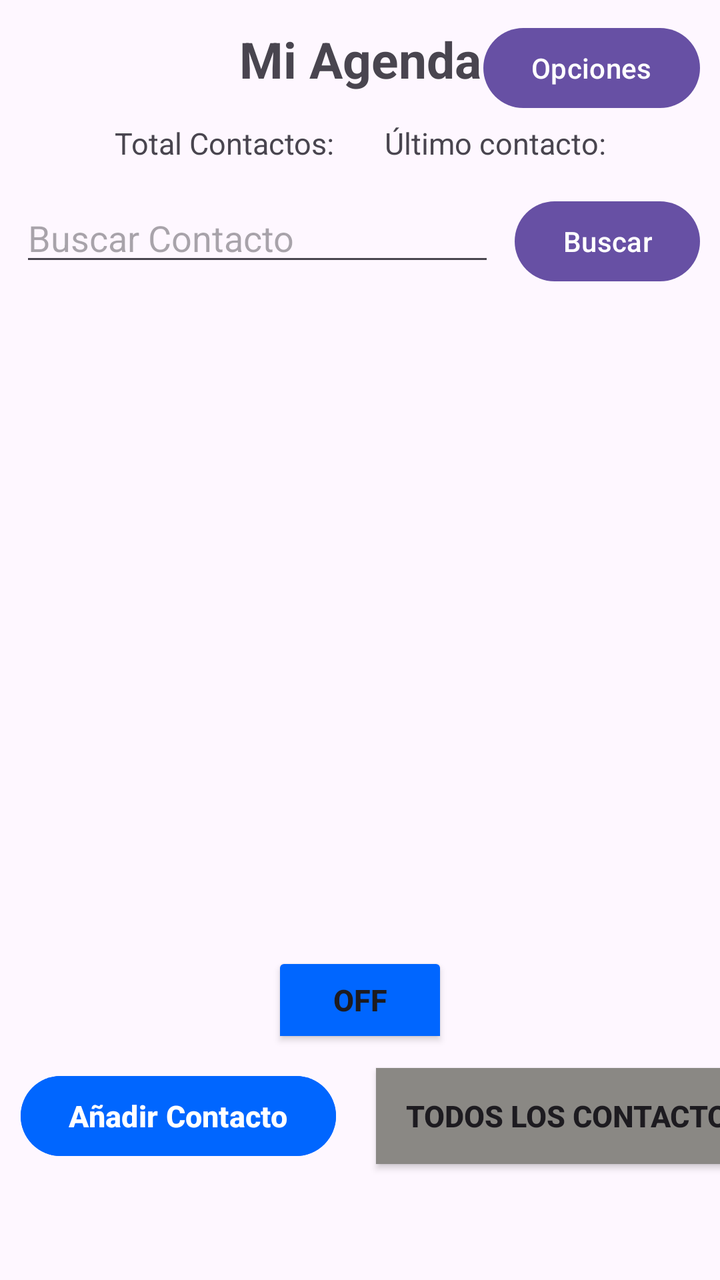
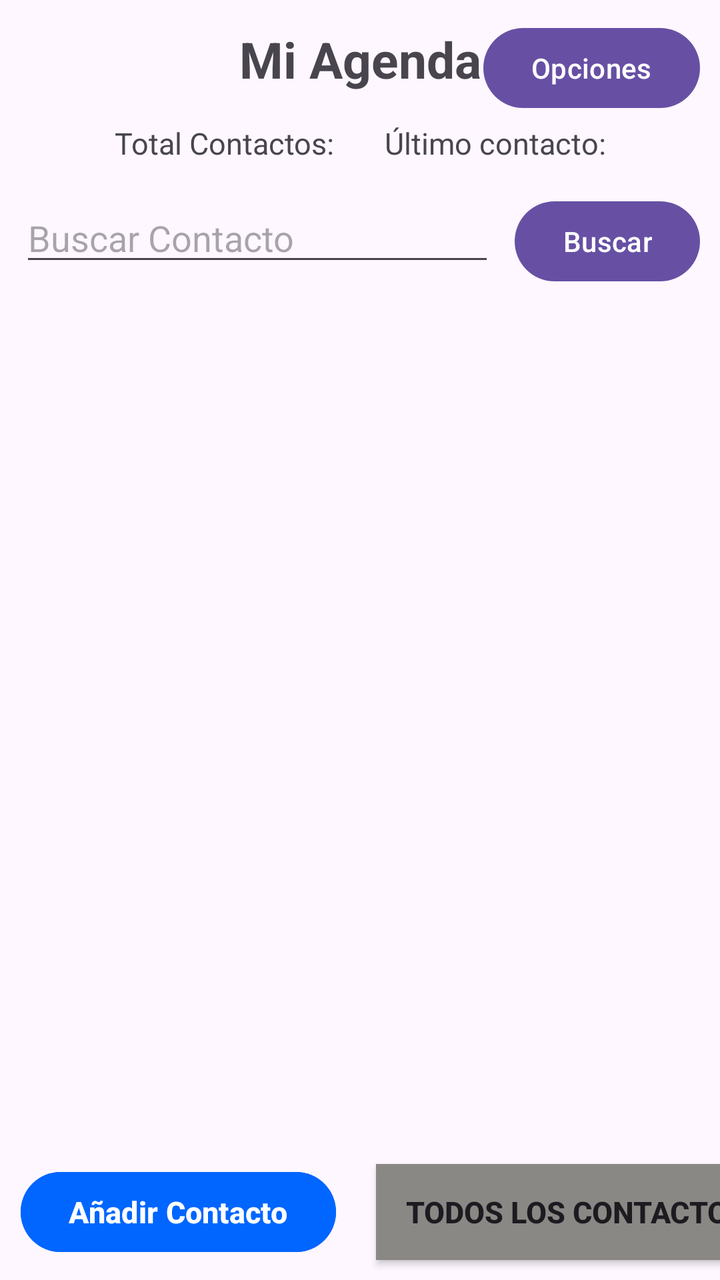

Screens rendered from an Android XML layout before and after an edit, with the pre-edit source and the edit as a unified diff.
<!-- AndroidManifest.xml: application theme Theme.MiAgenda -->
<!-- res/layout/activity_main.xml -->
<?xml version="1.0" encoding="utf-8"?>
<androidx.constraintlayout.widget.ConstraintLayout xmlns:android="http://schemas.android.com/apk/res/android"
    xmlns:app="http://schemas.android.com/apk/res-auto"
    xmlns:tools="http://schemas.android.com/tools"
    android:id="@+id/main"
    android:layout_width="match_parent"
    android:layout_height="match_parent"
    tools:context=".MainActivity">

    <TextView
        android:id="@+id/title"
        android:layout_width="wrap_content"
        android:layout_height="wrap_content"
        android:text="@string/app_name"
        app:layout_constraintTop_toTopOf="parent"
        app:layout_constraintEnd_toEndOf="parent"
        app:layout_constraintStart_toStartOf="parent"
        android:textSize="25sp"
        android:textStyle="bold"
        app:layout_constraintBaseline_toBaselineOf="@+id/options"
    />

    <Button
        android:id="@+id/options"
        android:layout_width="wrap_content"
        android:layout_height="wrap_content"
        android:text="@string/options_menu"
        android:layout_margin="10dp"
        app:layout_constraintEnd_toEndOf="parent"
        app:layout_constraintTop_toTopOf="parent"

    />

    <LinearLayout
        android:id="@+id/infoLayout"
        android:layout_width="wrap_content"
        android:layout_height="wrap_content"
        app:layout_constraintStart_toStartOf="@+id/title"
        app:layout_constraintEnd_toEndOf="@+id/title"
        app:layout_constraintTop_toBottomOf="@+id/title"
        android:layout_margin="10dp"
        android:orientation="horizontal">

        <TextView
            android:id="@+id/contactos"
            android:layout_width="wrap_content"
            android:layout_height="wrap_content"
            android:text="@string/contacts"
            android:padding="5dp"
            android:textSize="15sp"
        />
        <TextView
            android:id="@+id/contacts_count"
            android:layout_width="wrap_content"
            android:layout_height="wrap_content"
            android:paddingStart="0dp"
            android:paddingEnd="10dp"
            android:textSize="15sp"
        />

        <TextView
            android:id="@+id/lastContactText"
            android:layout_width="wrap_content"
            android:layout_height="wrap_content"
            android:text="@string/last_contact_text"
            android:paddingStart="10dp"
            android:paddingEnd="5dp"
            android:textSize="15sp"
        />
        <TextView
            android:id="@+id/lastContact"
            android:layout_width="wrap_content"
            android:layout_height="wrap_content"
            android:textSize="15sp"

        />

    </LinearLayout>

    <EditText
        android:id="@+id/search_input"
        android:layout_width="0dp"
        android:layout_height="wrap_content"
        android:hint="@string/search_hint"
        android:layout_margin="10dp"
        app:layout_constraintStart_toStartOf="parent"
        app:layout_constraintEnd_toStartOf="@id/search_button"
        app:layout_constraintTop_toBottomOf="@+id/infoLayout"
        app:layout_constraintBaseline_toBaselineOf="@+id/search_button"
    />

    <Button
        android:id="@+id/search_button"
        android:layout_width="wrap_content"
        android:layout_height="wrap_content"
        android:text="@string/search_button"
        android:layout_margin="10dp"
        app:layout_constraintEnd_toEndOf="parent"

        app:layout_constraintTop_toBottomOf="@+id/infoLayout"


    />

    <LinearLayout
        android:id="@+id/buttonsLayout"
        android:layout_width="wrap_content"
        android:layout_height="wrap_content"
        app:layout_constraintStart_toStartOf="@+id/title"
        app:layout_constraintEnd_toEndOf="@+id/title"
        app:layout_constraintBottom_toBottomOf="parent"
        app:layout_constraintTop_toBottomOf="@+id/recyclerContacts">

        <Button
            android:id="@+id/addContact"
            android:layout_width="wrap_content"
            android:layout_height="wrap_content"
            android:text="@string/add_contact"
            android:backgroundTint="@color/blue"
            android:textSize="15sp"
            android:textStyle="bold"
            android:layout_margin="10dp"
        />
        <ToggleButton
            android:id="@+id/only_favourites"
            android:layout_width="200dp"
            android:layout_height="wrap_content"
            android:textOff="@string/all_contacts"
            android:textOn="@string/only_favourites"
            android:background="@drawable/toggle_button"
            android:textSize="15sp"
            android:textStyle="bold"
            android:checked="false"
            android:layout_margin="10dp"
        />

    </LinearLayout>

    <ToggleButton
        android:id="@+id/sort"
        android:layout_width="wrap_content"
        android:layout_height="wrap_content"
        android:text="@string/sort"
        android:backgroundTint="@color/blue"
        android:textSize="15sp"
        android:textStyle="bold"
        android:layout_margin="0dp"
        app:layout_constraintStart_toStartOf="parent"
        app:layout_constraintEnd_toEndOf="parent"
        app:layout_constraintTop_toBottomOf="@+id/recyclerContacts"
        app:layout_constraintBottom_toTopOf="@+id/buttonsLayout"
    />

    <ProgressBar
        android:id="@+id/loading"
        android:layout_width="wrap_content"
        android:layout_height="wrap_content"
        android:visibility="gone"
        app:layout_constraintTop_toTopOf="parent"
        app:layout_constraintBottom_toBottomOf="parent"
        app:layout_constraintStart_toStartOf="parent"
        app:layout_constraintEnd_toEndOf="parent"
    />

    <androidx.recyclerview.widget.RecyclerView
        android:id="@+id/recyclerContacts"
        android:layout_width="0dp"
        android:layout_height="0dp"
        app:layout_constraintTop_toBottomOf="@id/search_input"
        app:layout_constraintBottom_toTopOf="@id/sort"
        app:layout_constraintStart_toStartOf="parent"
        app:layout_constraintEnd_toEndOf="parent"/>

</androidx.constraintlayout.widget.ConstraintLayout>
<!-- resources referenced by this layout -->
<resources>
  <color name="blue">#0066FF</color>
  <!-- drawable toggle_button (drawable) -->
  <?xml version="1.0" encoding="utf-8"?>
  <selector xmlns:android="http://schemas.android.com/apk/res/android">
  
      <item android:state_checked="true" android:drawable="@color/yellow" />
      <item android:state_checked="false" android:drawable="@color/lightGrey" />
  </selector>
  <string name="add_contact">Añadir Contacto</string>
  <string name="all_contacts">Todos los contactos</string>"
  <string name="app_name">Mi Agenda</string>
  <string name="contacts">Total Contactos: </string>
  <string name="last_contact_text">Último contacto: </string>
  <string name="only_favourites">Solo favoritos</string>
  <string name="options_menu">Opciones"</string>
  <string name="search_button">Buscar</string>
  <string name="search_hint">Buscar Contacto</string>
  <string name="sort">Ordenar</string>
  <style name="Theme.MiAgenda" parent="Base.Theme.MiAgenda" />
  <color name="yellow">#FFDF00</color>
  <color name="lightGrey">#8A8884</color>
  <style name="Base.Theme.MiAgenda" parent="Theme.Material3.DayNight.NoActionBar">
          
          
      </style>
</resources>

<!-- the commit's change to res/layout/activity_main.xml (unified diff, before → after) -->
@@ -136,21 +136,6 @@
 
     </LinearLayout>
 
-    <ToggleButton
-        android:id="@+id/sort"
-        android:layout_width="wrap_content"
-        android:layout_height="wrap_content"
-        android:text="@string/sort"
-        android:backgroundTint="@color/blue"
-        android:textSize="15sp"
-        android:textStyle="bold"
-        android:layout_margin="0dp"
-        app:layout_constraintStart_toStartOf="parent"
-        app:layout_constraintEnd_toEndOf="parent"
-        app:layout_constraintTop_toBottomOf="@+id/recyclerContacts"
-        app:layout_constraintBottom_toTopOf="@+id/buttonsLayout"
-    />
-
     <ProgressBar
         android:id="@+id/loading"
         android:layout_width="wrap_content"
@@ -167,7 +152,7 @@
         android:layout_width="0dp"
         android:layout_height="0dp"
         app:layout_constraintTop_toBottomOf="@id/search_input"
-        app:layout_constraintBottom_toTopOf="@id/sort"
+        app:layout_constraintBottom_toTopOf="@id/buttonsLayout"
         app:layout_constraintStart_toStartOf="parent"
         app:layout_constraintEnd_toEndOf="parent"/>
 
<!-- resource entries referenced after the edit -->
@@ -17,7 +17,6 @@
   <string name="options_menu">Opciones"</string>
   <string name="search_button">Buscar</string>
   <string name="search_hint">Buscar Contacto</string>
-  <string name="sort">Ordenar</string>
   <style name="Theme.MiAgenda" parent="Base.Theme.MiAgenda" />
   <color name="yellow">#FFDF00</color>
   <color name="lightGrey">#8A8884</color>
